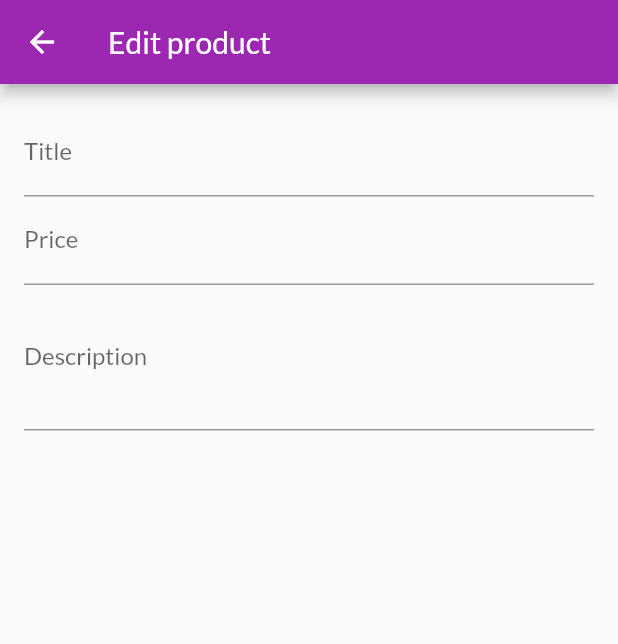
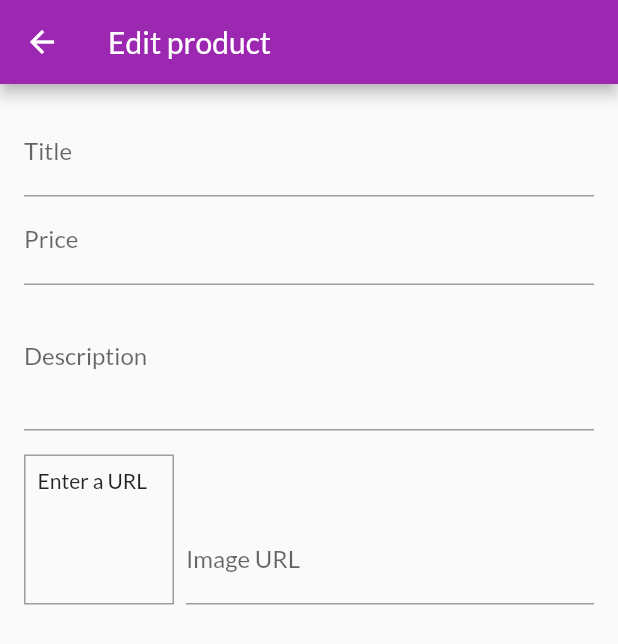
Before and after one commit to Russkazkin/flutter_shop_app, a Flutter app: the EditProductScreen screen opened by its route, on a phone screen of 412 x 824 dp. Shown: the top 644 px of the screen. Run offline on Flutter 3.47's test engine with Material 2 defaults, Android fonts, the phone set to English and light mode, and no system bars; network calls fail.

Commit message:
Add image URL input with preview

```diff
--- a/lib/screens/edit_product_screen.dart
+++ b/lib/screens/edit_product_screen.dart
@@ -10,12 +10,31 @@ class EditProductScreen extends StatefulWidget {
 class _EditProductScreenState extends State<EditProductScreen> {
   final _priceFocusNode = FocusNode();
   final _descriptionFocusNode = FocusNode();
+  final _imageUrlFocusNode = FocusNode();
+  final _imageUrlController = TextEditingController();
 
   @override
   void dispose() {
+    _imageUrlFocusNode.removeListener(_updateImageUrl);
     _priceFocusNode.dispose();
     _descriptionFocusNode.dispose();
+    _imageUrlController.dispose();
+    _imageUrlFocusNode.dispose();
     super.dispose();
+  }
+
+  @override
+  void initState() {
+    _imageUrlFocusNode.addListener(_updateImageUrl);
+    super.initState();
+  }
+
+  void _updateImageUrl() {
+    if (!_imageUrlFocusNode.hasFocus) {
+      setState(() {
+
+      });
+    }
   }
 
   @override
@@ -49,6 +68,38 @@ class _EditProductScreenState extends State<EditProductScreen> {
                 keyboardType: TextInputType.multiline,
                 focusNode: _descriptionFocusNode,
               ),
+              Row(
+                crossAxisAlignment: CrossAxisAlignment.end,
+                children: [
+                  Container(
+                    height: 100,
+                    width: 100,
+                    padding: EdgeInsets.all(8),
+                    margin: EdgeInsets.only(top: 16, right: 8),
+                    decoration: BoxDecoration(
+                      border: Border.all(
+                        width: 1,
+                        color: Colors.grey,
+                      ),
+                    ),
+                    child: _imageUrlController.text.isEmpty
+                        ? Text('Enter a URL')
+                        : FittedBox(
+                            child: Image.network(_imageUrlController.text),
+                            fit: BoxFit.cover,
+                          ),
+                  ),
+                  Expanded(
+                    child: TextFormField(
+                      decoration: InputDecoration(labelText: 'Image URL'),
+                      keyboardType: TextInputType.url,
+                      textInputAction: TextInputAction.done,
+                      controller: _imageUrlController,
+                      focusNode: _imageUrlFocusNode,
+                    ),
+                  ),
+                ],
+              ),
             ],
           ),
         ),
```
